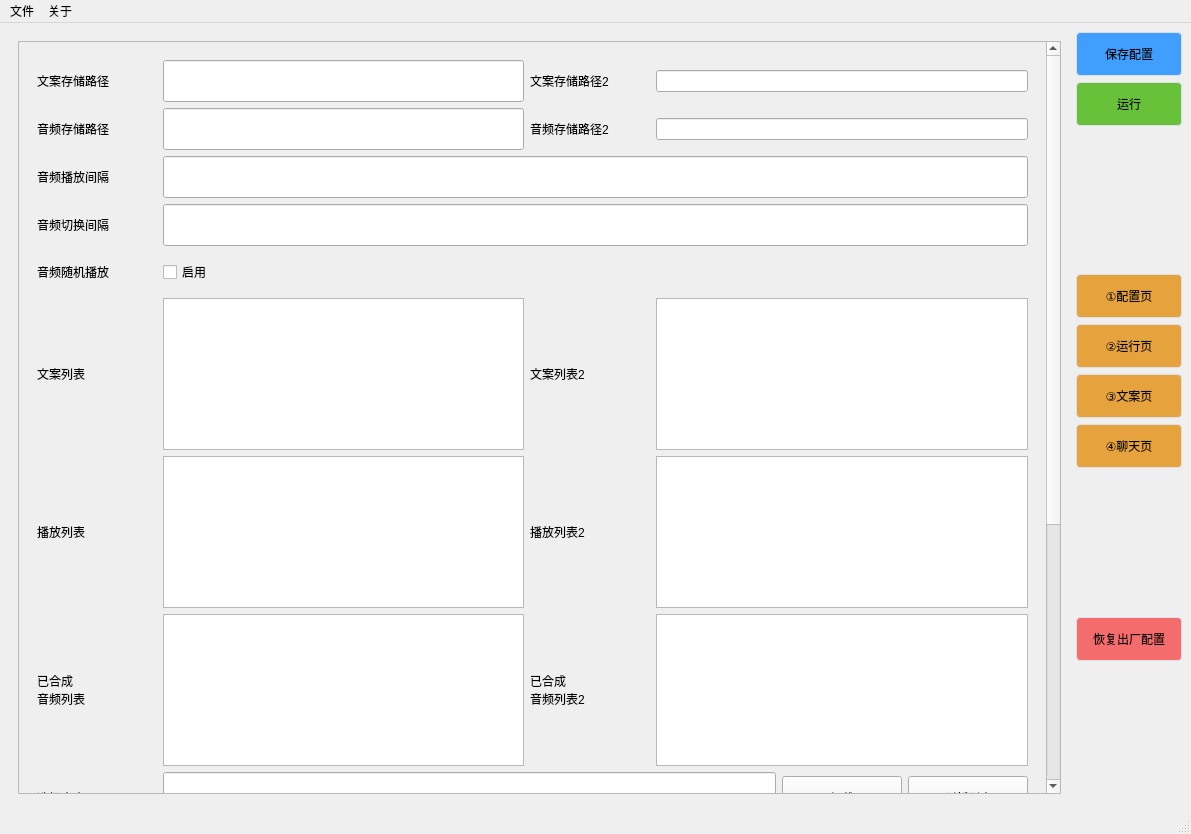
Above: ui/main.ui from sandboxdream/AI-Vtuber before the change. Below: the same form after it.
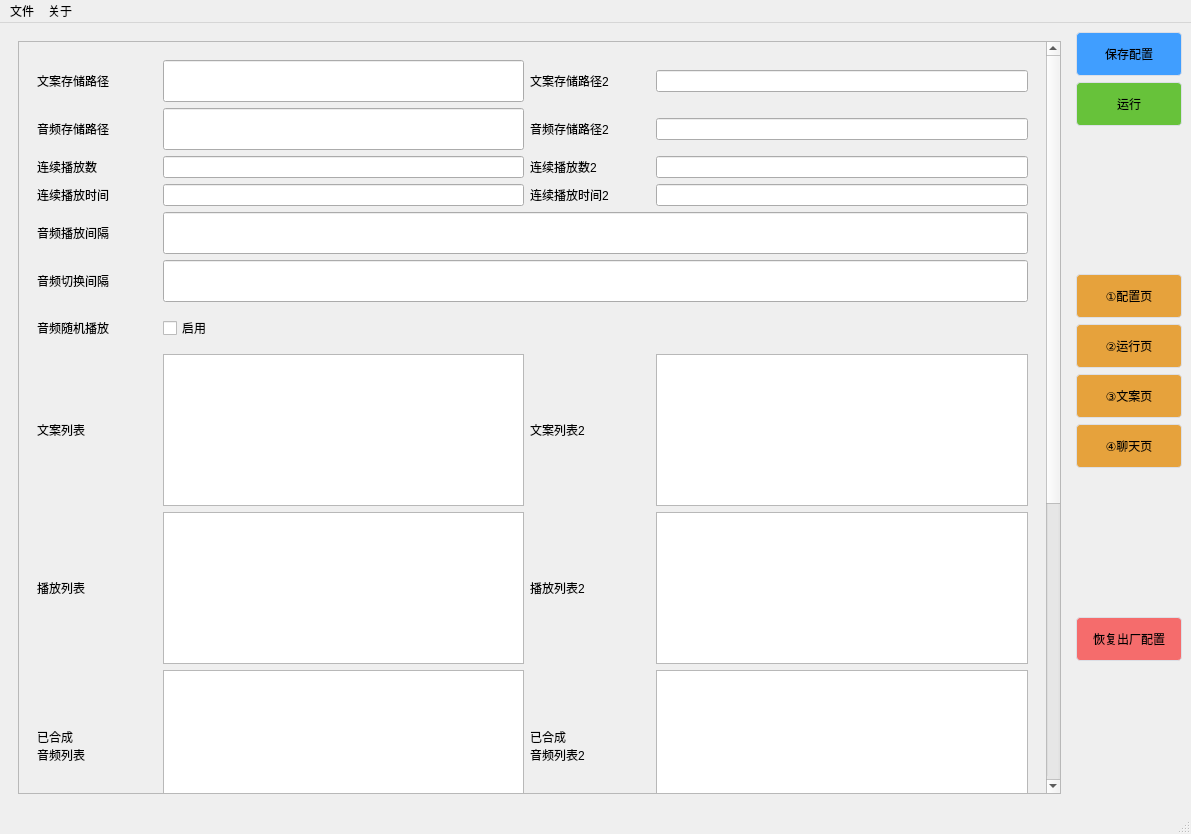
That is the form after the change. The open tabs and pages were chosen to show the change.

Commit message: 文案页 配置连续播放音频条件（超时切换&数量上限）GUI适配

What changed in the file:
```diff
--- a/ui/main.ui
+++ b/ui/main.ui
@@ -2140,8 +2140,8 @@
             <rect>
              <x>0</x>
              <y>0</y>
-             <width>749</width>
-             <height>1181</height>
+             <width>963</width>
+             <height>1267</height>
             </rect>
            </property>
            <layout class="QVBoxLayout" name="verticalLayout_2">
@@ -2154,94 +2154,61 @@
                <string notr="true"/>
               </property>
               <layout class="QGridLayout" name="gridLayout_37" columnstretch="1,3,1,1,1,1">
-               <item row="8" column="5">
-                <widget class="QPushButton" name="pushButton_copywriting_refresh_list">
+               <item row="9" column="0">
+                <widget class="QLabel" name="label_copywriting_audio_list">
+                 <property name="layoutDirection">
+                  <enum>Qt::LeftToRight</enum>
+                 </property>
                  <property name="styleSheet">
-                  <string notr="true">text-align: center;
-padding: 12px 16px;
-font: 80 10pt &quot;微软雅黑&quot;;</string>
+                  <string notr="true"/>
                  </property>
                  <property name="text">
-                  <string>刷新列表</string>
+                  <string>已合成
+音频列表</string>
                  </property>
                 </widget>
                </item>
-               <item row="6" column="1">
-                <widget class="QTextEdit" name="textEdit_copywriting_play_list">
+               <item row="9" column="1">
+                <widget class="QTextEdit" name="textEdit_copywriting_audio_list">
                  <property name="styleSheet">
                   <string notr="true">min-height:150px;</string>
+                 </property>
+                 <property name="readOnly">
+                  <bool>true</bool>
+                 </property>
+                </widget>
+               </item>
+               <item row="7" column="0">
+                <widget class="QLabel" name="label_copywriting_list">
+                 <property name="styleSheet">
+                  <string notr="true"/>
+                 </property>
+                 <property name="text">
+                  <string>文案列表</string>
+                 </property>
+                </widget>
+               </item>
+               <item row="2" column="1">
+                <widget class="QLineEdit" name="lineEdit_copywriting_continuous_play_num"/>
+               </item>
+               <item row="1" column="3" colspan="3">
+                <widget class="QLineEdit" name="lineEdit_copywriting_audio_path2">
+                 <property name="readOnly">
+                  <bool>true</bool>
                  </property>
                 </widget>
                </item>
                <item row="8" column="0">
-                <widget class="QLabel" name="label_copywriting_select">
+                <widget class="QLabel" name="label_copywriting_play_list">
                  <property name="styleSheet">
                   <string notr="true"/>
                  </property>
                  <property name="text">
-                  <string>选择文案</string>
+                  <string>播放列表</string>
                  </property>
                 </widget>
                </item>
-               <item row="1" column="1">
-                <widget class="QLineEdit" name="lineEdit_copywriting_audio_path">
-                 <property name="styleSheet">
-                  <string notr="true">min-height:40px;</string>
-                 </property>
-                 <property name="readOnly">
-                  <bool>true</bool>
-                 </property>
-                </widget>
-               </item>
-               <item row="4" column="1">
-                <widget class="QCheckBox" name="checkBox_copywriting_switching_random_play">
-                 <property name="styleSheet">
-                  <string notr="true">min-height:40px;</string>
-                 </property>
-                 <property name="text">
-                  <string>启用</string>
-                 </property>
-                </widget>
-               </item>
-               <item row="10" column="1">
-                <spacer name="horizontalSpacer_2">
-                 <property name="orientation">
-                  <enum>Qt::Horizontal</enum>
-                 </property>
-                 <property name="sizeHint" stdset="0">
-                  <size>
-                   <width>40</width>
-                   <height>20</height>
-                  </size>
-                 </property>
-                </spacer>
-               </item>
-               <item row="2" column="1" colspan="5">
-                <widget class="QLineEdit" name="lineEdit_copywriting_audio_interval">
-                 <property name="styleSheet">
-                  <string notr="true">min-height:40px;</string>
-                 </property>
-                </widget>
-               </item>
-               <item row="8" column="4">
-                <widget class="QPushButton" name="pushButton_copywriting_select">
-                 <property name="cursor">
-                  <cursorShape>PointingHandCursor</cursorShape>
-                 </property>
-                 <property name="styleSheet">
-                  <string notr="true">text-align: center;
-padding: 12px 16px;
-font: 80 10pt &quot;微软雅黑&quot;;</string>
-                 </property>
-                 <property name="text">
-                  <string>加载</string>
-                 </property>
-                </widget>
-               </item>
-               <item row="5" column="3" colspan="3">
-                <widget class="QTextEdit" name="textEdit_copywriting_list2"/>
-               </item>
-               <item row="4" column="0">
+               <item row="6" column="0">
                 <widget class="QLabel" name="label_copywriting_switching_random_play">
                  <property name="styleSheet">
                   <string notr="true"/>
@@ -2251,22 +2218,24 @@
                  </property>
                 </widget>
                </item>
-               <item row="10" column="3">
-                <widget class="QPushButton" name="pushButton_copywriting_synthetic_audio">
-                 <property name="cursor">
-                  <cursorShape>PointingHandCursor</cursorShape>
-                 </property>
+               <item row="0" column="1">
+                <widget class="QLineEdit" name="lineEdit_copywriting_file_path">
                  <property name="styleSheet">
-                  <string notr="true">text-align: center;
-padding: 12px 16px;
-font: 80 10pt &quot;微软雅黑&quot;;</string>
+                  <string notr="true">min-height:40px;</string>
                  </property>
+                 <property name="readOnly">
+                  <bool>true</bool>
+                 </property>
+                </widget>
+               </item>
+               <item row="0" column="2">
+                <widget class="QLabel" name="label_copywriting_file_path2">
                  <property name="text">
-                  <string>合成音频</string>
+                  <string>文案存储路径2</string>
                  </property>
                 </widget>
                </item>
-               <item row="10" column="4">
+               <item row="12" column="4">
                 <widget class="QPushButton" name="pushButton_copywriting_loop_play">
                  <property name="cursor">
                   <cursorShape>PointingHandCursor</cursorShape>
@@ -2281,10 +2250,7 @@
                  </property>
                 </widget>
                </item>
-               <item row="1" column="3" colspan="3">
-                <widget class="QLineEdit" name="lineEdit_copywriting_audio_path2"/>
-               </item>
-               <item row="10" column="2">
+               <item row="12" column="2">
                 <widget class="QPushButton" name="pushButton_copywriting_save">
                  <property name="cursor">
                   <cursorShape>PointingHandCursor</cursorShape>
@@ -2299,53 +2265,63 @@
                  </property>
                 </widget>
                </item>
-               <item row="3" column="1" colspan="5">
-                <widget class="QLineEdit" name="lineEdit_copywriting_switching_interval">
+               <item row="11" column="0">
+                <widget class="QLabel" name="label_copywriting_edit">
                  <property name="styleSheet">
-                  <string notr="true">min-height:40px;</string>
+                  <string notr="true"/>
                  </property>
-                </widget>
-               </item>
-               <item row="10" column="5">
-                <widget class="QPushButton" name="pushButton_copywriting_pause_play">
-                 <property name="cursor">
-                  <cursorShape>PointingHandCursor</cursorShape>
-                 </property>
-                 <property name="styleSheet">
-                  <string notr="true">text-align: center;
-padding: 12px 16px;
-font: 80 10pt &quot;微软雅黑&quot;;</string>
-                 </property>
                  <property name="text">
-                  <string>暂停播放</string>
+                  <string>编辑文案</string>
                  </property>
                 </widget>
                </item>
-               <item row="1" column="2">
-                <widget class="QLabel" name="label_copywriting_audio_path2">
-                 <property name="text">
-                  <string>音频存储路径2</string>
-                 </property>
-                </widget>
-               </item>
-               <item row="9" column="1" colspan="5">
+               <item row="11" column="1" colspan="5">
                 <widget class="QTextEdit" name="textEdit_copywriting_edit">
                  <property name="styleSheet">
                   <string notr="true">min-height:300px;</string>
                  </property>
                 </widget>
                </item>
+               <item row="0" column="0">
+                <widget class="QLabel" name="label_copywriting_file_path">
+                 <property name="styleSheet">
+                  <string notr="true"/>
+                 </property>
+                 <property name="text">
+                  <string>文案存储路径</string>
+                 </property>
+                </widget>
+               </item>
+               <item row="2" column="3" colspan="3">
+                <widget class="QLineEdit" name="lineEdit_copywriting_continuous_play_num2"/>
+               </item>
                <item row="2" column="0">
-                <widget class="QLabel" name="label_copywriting_audio_interval">
+                <widget class="QLabel" name="label_copywriting_continuous_play_num">
+                 <property name="text">
+                  <string>连续播放数</string>
+                 </property>
+                </widget>
+               </item>
+               <item row="10" column="5">
+                <widget class="QPushButton" name="pushButton_copywriting_refresh_list">
                  <property name="styleSheet">
-                  <string notr="true"/>
+                  <string notr="true">text-align: center;
+padding: 12px 16px;
+font: 80 10pt &quot;微软雅黑&quot;;</string>
                  </property>
                  <property name="text">
-                  <string>音频播放间隔</string>
+                  <string>刷新列表</string>
                  </property>
                 </widget>
                </item>
-               <item row="3" column="0">
+               <item row="4" column="1" colspan="5">
+                <widget class="QLineEdit" name="lineEdit_copywriting_audio_interval">
+                 <property name="styleSheet">
+                  <string notr="true">min-height:40px;</string>
+                 </property>
+                </widget>
+               </item>
+               <item row="5" column="0">
                 <widget class="QLabel" name="label_copywriting_switching_interval">
                  <property name="styleSheet">
                   <string notr="true"/>
@@ -2355,20 +2331,26 @@
                  </property>
                 </widget>
                </item>
-               <item row="5" column="1">
-                <widget class="QTextEdit" name="textEdit_copywriting_list">
+               <item row="8" column="3" colspan="3">
+                <widget class="QTextEdit" name="textEdit_copywriting_play_list2"/>
+               </item>
+               <item row="12" column="0">
+                <spacer name="horizontalSpacer">
+                 <property name="orientation">
+                  <enum>Qt::Horizontal</enum>
+                 </property>
+                 <property name="sizeHint" stdset="0">
+                  <size>
+                   <width>40</width>
+                   <height>20</height>
+                  </size>
+                 </property>
+                </spacer>
+               </item>
+               <item row="5" column="1" colspan="5">
+                <widget class="QLineEdit" name="lineEdit_copywriting_switching_interval">
                  <property name="styleSheet">
-                  <string notr="true">min-height:150px;</string>
-                 </property>
-                 <property name="readOnly">
-                  <bool>true</bool>
-                 </property>
-                 <property name="html">
-                  <string>&lt;!DOCTYPE HTML PUBLIC &quot;-//W3C//DTD HTML 4.0//EN&quot; &quot;http://www.w3.org/TR/REC-html40/strict.dtd&quot;&gt;
-&lt;html&gt;&lt;head&gt;&lt;meta name=&quot;qrichtext&quot; content=&quot;1&quot; /&gt;&lt;style type=&quot;text/css&quot;&gt;
-p, li { white-space: pre-wrap; }
-&lt;/style&gt;&lt;/head&gt;&lt;body style=&quot; font-family:'微软雅黑'; font-size:13pt; font-weight:72; font-style:normal;&quot;&gt;
-&lt;p style=&quot;-qt-paragraph-type:empty; margin-top:0px; margin-bottom:0px; margin-left:0px; margin-right:0px; -qt-block-indent:0; text-indent:0px; font-family:'SimSun'; font-size:9pt; font-weight:400;&quot;&gt;&lt;br /&gt;&lt;/p&gt;&lt;/body&gt;&lt;/html&gt;</string>
+                  <string notr="true">min-height:40px;</string>
                  </property>
                 </widget>
                </item>
@@ -2382,125 +2364,60 @@
                  </property>
                 </widget>
                </item>
-               <item row="0" column="1">
-                <widget class="QLineEdit" name="lineEdit_copywriting_file_path">
-                 <property name="styleSheet">
-                  <string notr="true">min-height:40px;</string>
-                 </property>
-                 <property name="readOnly">
-                  <bool>true</bool>
-                 </property>
-                </widget>
-               </item>
-               <item row="0" column="2">
-                <widget class="QLabel" name="label_copywriting_file_path2">
+               <item row="1" column="2">
+                <widget class="QLabel" name="label_copywriting_audio_path2">
                  <property name="text">
-                  <string>文案存储路径2</string>
+                  <string>音频存储路径2</string>
                  </property>
                 </widget>
                </item>
-               <item row="9" column="0">
-                <widget class="QLabel" name="label_copywriting_edit">
-                 <property name="styleSheet">
-                  <string notr="true"/>
-                 </property>
-                 <property name="text">
-                  <string>编辑文案</string>
-                 </property>
-                </widget>
-               </item>
-               <item row="5" column="2">
+               <item row="7" column="2">
                 <widget class="QLabel" name="label_copywriting_list2">
                  <property name="text">
                   <string>文案列表2</string>
                  </property>
                 </widget>
                </item>
-               <item row="5" column="0">
-                <widget class="QLabel" name="label_copywriting_list">
+               <item row="12" column="5">
+                <widget class="QPushButton" name="pushButton_copywriting_pause_play">
+                 <property name="cursor">
+                  <cursorShape>PointingHandCursor</cursorShape>
+                 </property>
                  <property name="styleSheet">
-                  <string notr="true"/>
+                  <string notr="true">text-align: center;
+padding: 12px 16px;
+font: 80 10pt &quot;微软雅黑&quot;;</string>
                  </property>
                  <property name="text">
-                  <string>文案列表</string>
+                  <string>暂停播放</string>
                  </property>
                 </widget>
                </item>
                <item row="0" column="3" colspan="3">
-                <widget class="QLineEdit" name="lineEdit_copywriting_file_path2"/>
-               </item>
-               <item row="0" column="0">
-                <widget class="QLabel" name="label_copywriting_file_path">
-                 <property name="styleSheet">
-                  <string notr="true"/>
-                 </property>
-                 <property name="text">
-                  <string>文案存储路径</string>
-                 </property>
-                </widget>
-               </item>
-               <item row="6" column="0">
-                <widget class="QLabel" name="label_copywriting_play_list">
-                 <property name="styleSheet">
-                  <string notr="true"/>
-                 </property>
-                 <property name="text">
-                  <string>播放列表</string>
-                 </property>
-                </widget>
-               </item>
-               <item row="10" column="0">
-                <spacer name="horizontalSpacer">
-                 <property name="orientation">
-                  <enum>Qt::Horizontal</enum>
-                 </property>
-                 <property name="sizeHint" stdset="0">
-                  <size>
-                   <width>40</width>
-                   <height>20</height>
-                  </size>
-                 </property>
-                </spacer>
-               </item>
-               <item row="8" column="1" colspan="3">
-                <widget class="QLineEdit" name="lineEdit_copywriting_select">
-                 <property name="styleSheet">
-                  <string notr="true">min-height:50px;</string>
-                 </property>
-                </widget>
-               </item>
-               <item row="7" column="0">
-                <widget class="QLabel" name="label_copywriting_audio_list">
-                 <property name="layoutDirection">
-                  <enum>Qt::LeftToRight</enum>
-                 </property>
-                 <property name="styleSheet">
-                  <string notr="true"/>
-                 </property>
-                 <property name="text">
-                  <string>已合成
-音频列表</string>
-                 </property>
-                </widget>
-               </item>
-               <item row="7" column="1">
-                <widget class="QTextEdit" name="textEdit_copywriting_audio_list">
-                 <property name="styleSheet">
-                  <string notr="true">min-height:150px;</string>
-                 </property>
+                <widget class="QLineEdit" name="lineEdit_copywriting_file_path2">
                  <property name="readOnly">
                   <bool>true</bool>
                  </property>
                 </widget>
                </item>
-               <item row="6" column="2">
+               <item row="2" column="2">
+                <widget class="QLabel" name="label_copywriting_continuous_play_num2">
+                 <property name="text">
+                  <string>连续播放数2</string>
+                 </property>
+                </widget>
+               </item>
+               <item row="9" column="3" colspan="3">
+                <widget class="QTextEdit" name="textEdit_copywriting_audio_list2"/>
+               </item>
+               <item row="8" column="2">
                 <widget class="QLabel" name="label_copywriting_play_list2">
                  <property name="text">
                   <string>播放列表2</string>
                  </property>
                 </widget>
                </item>
-               <item row="7" column="2">
+               <item row="9" column="2">
                 <widget class="QLabel" name="label_copywriting_audio_list2">
                  <property name="text">
                   <string>已合成
@@ -2508,11 +2425,142 @@
                  </property>
                 </widget>
                </item>
+               <item row="10" column="0">
+                <widget class="QLabel" name="label_copywriting_select">
+                 <property name="styleSheet">
+                  <string notr="true"/>
+                 </property>
+                 <property name="text">
+                  <string>选择文案</string>
+                 </property>
+                </widget>
+               </item>
                <item row="7" column="3" colspan="3">
-                <widget class="QTextEdit" name="textEdit_copywriting_audio_list2"/>
+                <widget class="QTextEdit" name="textEdit_copywriting_list2"/>
                </item>
-               <item row="6" column="3" colspan="3">
-                <widget class="QTextEdit" name="textEdit_copywriting_play_list2"/>
+               <item row="8" column="1">
+                <widget class="QTextEdit" name="textEdit_copywriting_play_list">
+                 <property name="styleSheet">
+                  <string notr="true">min-height:150px;</string>
+                 </property>
+                </widget>
+               </item>
+               <item row="12" column="1">
+                <spacer name="horizontalSpacer_2">
+                 <property name="orientation">
+                  <enum>Qt::Horizontal</enum>
+                 </property>
+                 <property name="sizeHint" stdset="0">
+                  <size>
+                   <width>40</width>
+                   <height>20</height>
+                  </size>
+                 </property>
+                </spacer>
+               </item>
+               <item row="10" column="1" colspan="3">
+                <widget class="QLineEdit" name="lineEdit_copywriting_select">
+                 <property name="styleSheet">
+                  <string notr="true">min-height:50px;</string>
+                 </property>
+                </widget>
+               </item>
+               <item row="7" column="1">
+                <widget class="QTextEdit" name="textEdit_copywriting_list">
+                 <property name="styleSheet">
+                  <string notr="true">min-height:150px;</string>
+                 </property>
+                 <property name="readOnly">
+                  <bool>true</bool>
+                 </property>
+                 <property name="html">
+                  <string>&lt;!DOCTYPE HTML PUBLIC &quot;-//W3C//DTD HTML 4.0//EN&quot; &quot;http://www.w3.org/TR/REC-html40/strict.dtd&quot;&gt;
+&lt;html&gt;&lt;head&gt;&lt;meta name=&quot;qrichtext&quot; content=&quot;1&quot; /&gt;&lt;style type=&quot;text/css&quot;&gt;
+p, li { white-space: pre-wrap; }
+&lt;/style&gt;&lt;/head&gt;&lt;body style=&quot; font-family:'微软雅黑'; font-size:13pt; font-weight:72; font-style:normal;&quot;&gt;
+&lt;p style=&quot;-qt-paragraph-type:empty; margin-top:0px; margin-bottom:0px; margin-left:0px; margin-right:0px; -qt-block-indent:0; text-indent:0px; font-family:'SimSun'; font-size:9pt; font-weight:400;&quot;&gt;&lt;br /&gt;&lt;/p&gt;&lt;/body&gt;&lt;/html&gt;</string>
+                 </property>
+                </widget>
+               </item>
+               <item row="4" column="0">
+                <widget class="QLabel" name="label_copywriting_audio_interval">
+                 <property name="styleSheet">
+                  <string notr="true"/>
+                 </property>
+                 <property name="text">
+                  <string>音频播放间隔</string>
+                 </property>
+                </widget>
+               </item>
+               <item row="12" column="3">
+                <widget class="QPushButton" name="pushButton_copywriting_synthetic_audio">
+                 <property name="cursor">
+                  <cursorShape>PointingHandCursor</cursorShape>
+                 </property>
+                 <property name="styleSheet">
+                  <string notr="true">text-align: center;
+padding: 12px 16px;
+font: 80 10pt &quot;微软雅黑&quot;;</string>
+                 </property>
+                 <property name="text">
+                  <string>合成音频</string>
+                 </property>
+                </widget>
+               </item>
+               <item row="10" column="4">
+                <widget class="QPushButton" name="pushButton_copywriting_select">
+                 <property name="cursor">
+                  <cursorShape>PointingHandCursor</cursorShape>
+                 </property>
+                 <property name="styleSheet">
+                  <string notr="true">text-align: center;
+padding: 12px 16px;
+font: 80 10pt &quot;微软雅黑&quot;;</string>
+                 </property>
+                 <property name="text">
+                  <string>加载</string>
+                 </property>
+                </widget>
+               </item>
+               <item row="6" column="1">
+                <widget class="QCheckBox" name="checkBox_copywriting_switching_random_play">
+                 <property name="styleSheet">
+                  <string notr="true">min-height:40px;</string>
+                 </property>
+                 <property name="text">
+                  <string>启用</string>
+                 </property>
+                </widget>
+               </item>
+               <item row="1" column="1">
+                <widget class="QLineEdit" name="lineEdit_copywriting_audio_path">
+                 <property name="styleSheet">
+                  <string notr="true">min-height:40px;</string>
+                 </property>
+                 <property name="readOnly">
+                  <bool>true</bool>
+                 </property>
+                </widget>
+               </item>
+               <item row="3" column="0">
+                <widget class="QLabel" name="label_copywriting_max_play_time">
+                 <property name="text">
+                  <string>连续播放时间</string>
+                 </property>
+                </widget>
+               </item>
+               <item row="3" column="1">
+                <widget class="QLineEdit" name="lineEdit_copywriting_max_play_time"/>
+               </item>
+               <item row="3" column="2">
+                <widget class="QLabel" name="label_copywriting_max_play_time2">
+                 <property name="text">
+                  <string>连续播放时间2</string>
+                 </property>
+                </widget>
+               </item>
+               <item row="3" column="3" colspan="3">
+                <widget class="QLineEdit" name="lineEdit_copywriting_max_play_time2"/>
                </item>
               </layout>
              </widget>
@@ -2539,7 +2587,7 @@
             <rect>
              <x>0</x>
              <y>0</y>
-             <width>328</width>
+             <width>963</width>
              <height>919</height>
             </rect>
            </property>
```
The commit also changes 5 other files.
